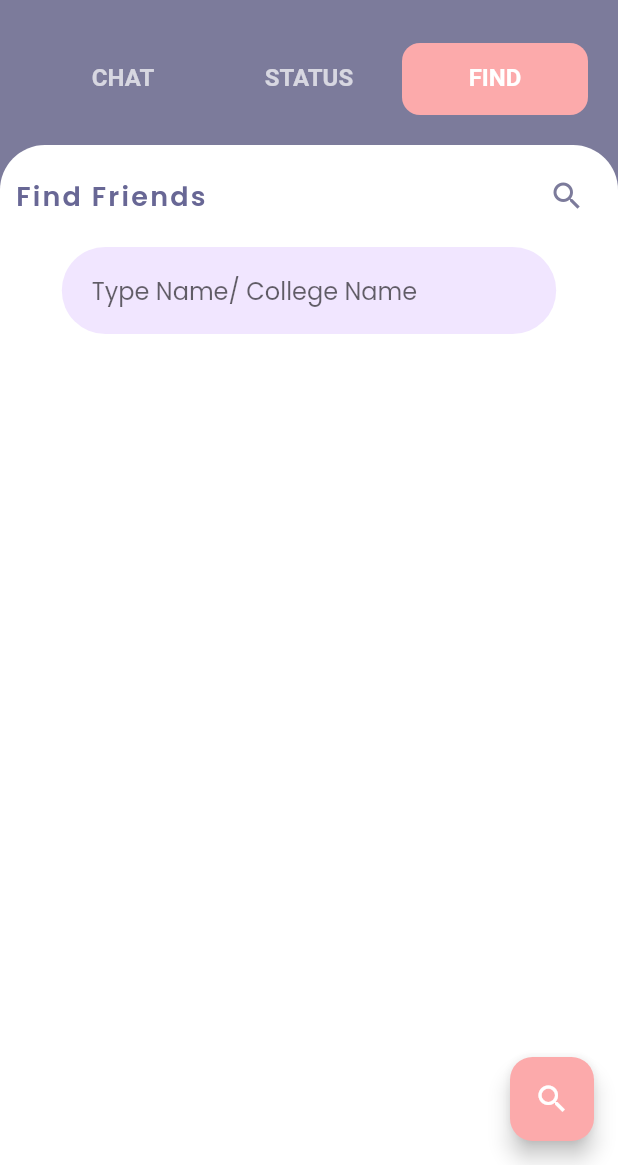
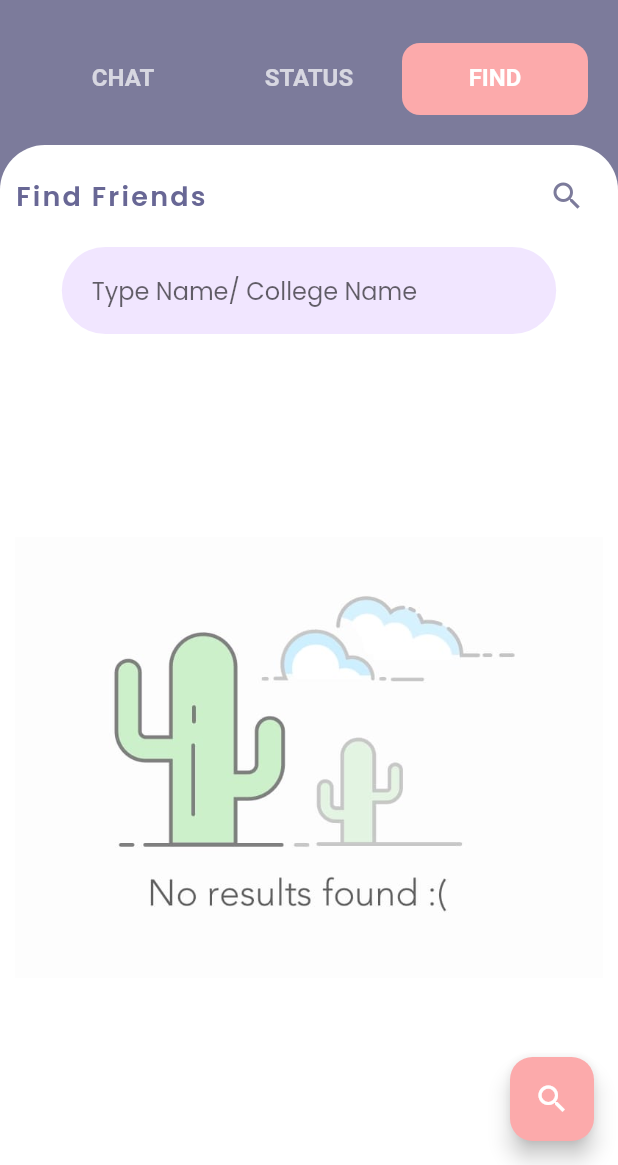
Before and after one commit to iamartyaa/my_quick_chat, a Flutter app: the screen it shows once a user with an empty profile is signed in, tab 3 chosen, on a phone screen of 412 x 824 dp, the part 71-1236 px from its top. Run offline on Flutter 3.47's test engine with Material 2 defaults, Android fonts, the phone set to English and light mode, and no system bars; our stand-ins replace cloud_firestore, firebase_auth, firebase_core, flutter_svg, google_fonts; accounts and stored records are empty.

Commit message:
modified Search

```diff
--- a/lib/screens/home/components/search.dart
+++ b/lib/screens/home/components/search.dart
@@ -25,6 +25,7 @@
       .doc(FirebaseAuth.instance.currentUser!.uid)
       .collection('friends')
       .snapshots();
+
   final documentStream = FirebaseFirestore.instance
       .collection('users')
       .doc(FirebaseAuth.instance.currentUser!.uid)
@@ -64,26 +65,6 @@
       });
     });
 
-    // StreamBuilder(
-    //     stream: collectionStream,
-    //     builder:
-    //         (BuildContext context, AsyncSnapshot<QuerySnapshot> snapshot3) {
-    //       if (snapshot3.hasError) {
-    //         return Text('Something went wrong');
-    //       }
-
-    //       if (snapshot3.connectionState == ConnectionState.waiting) {
-    //         return Text("Loading");
-    //       }
-
-    //       snapshot3.data!.docs.map((DocumentSnapshot document) {
-    //         Map<String, dynamic> friendsData =
-    //             document.data()! as Map<String, dynamic>;
-    //         addFriend(document.id, friendsData['username']);
-    //         print(friendsData['username']);
-    //       });
-    //       return Text('done');
-    //     });
     super.initState();
   }
 
@@ -162,7 +143,7 @@
                         ? const Center(
                             child: CircularProgressIndicator(),
                           )
-                        : ListView.builder(
+                        : snapshot2.data!.docs.isEmpty? Center(child: Image.asset('assets/images/noResult.jpeg'),) :ListView.builder(
                             physics: const BouncingScrollPhysics(),
                             // shrinkWrap: true,
                             itemCount: snapshot2.data!.docs.length,
--- a/pubspec.yaml
+++ b/pubspec.yaml
@@ -73,6 +73,7 @@
     - assets/images/
     - assets/icons/
     - assets/images/empty.jpeg
+    - assets/images/noResult.jpeg
 
   # An image asset can refer to one or more resolution-specific "variants", see
   # https://flutter.dev/assets-and-images/#resolution-aware
```
Also changed, not shown: assets/images/hourglass.jpg (added), assets/images/noResult.jpeg (added).
